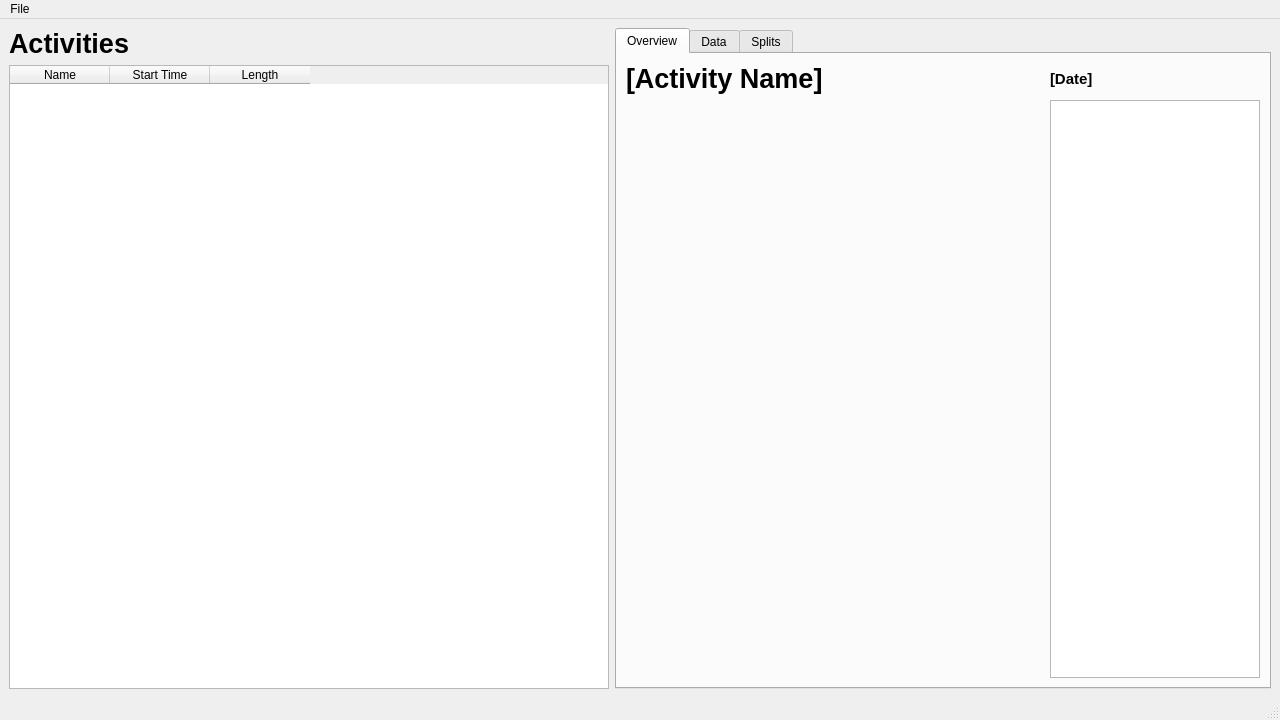
TomFryers/activate, file main.ui: the form before one commit.
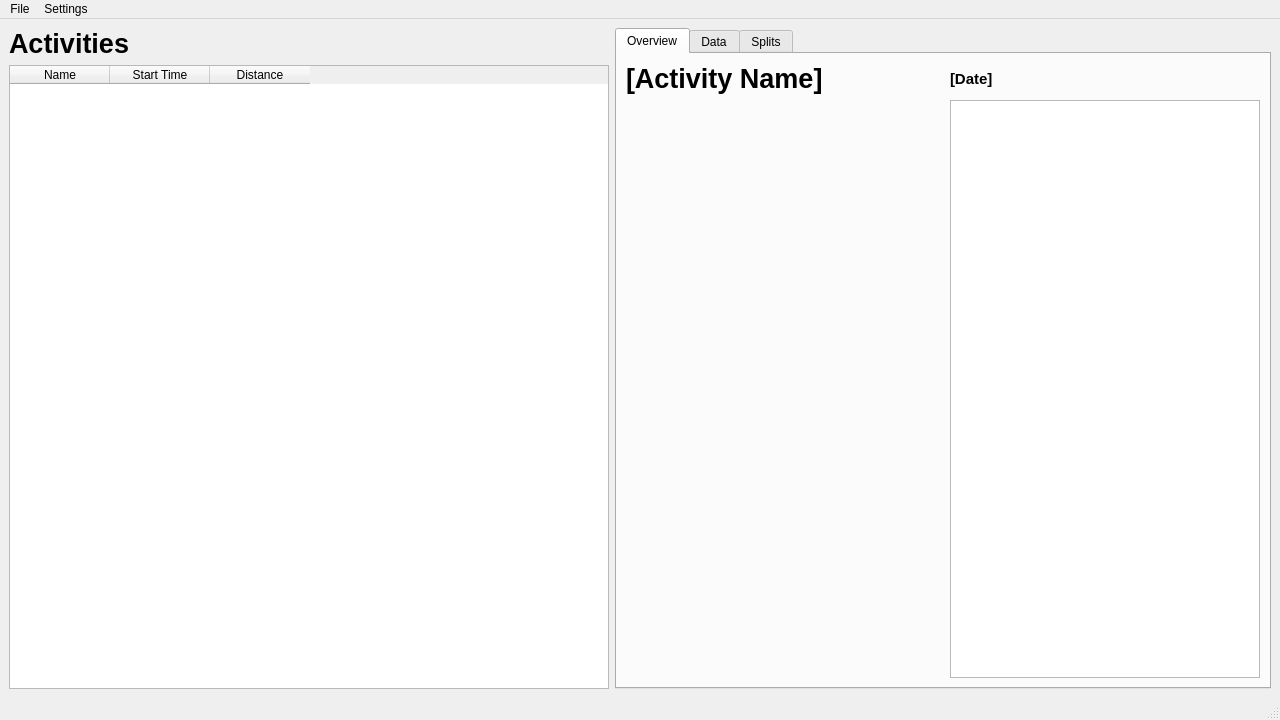
The form after the commit. Custom widgets are drawn as their Qt base class.

Diff of the .ui file:
```diff
--- a/main.ui
+++ b/main.ui
@@ -78,7 +78,7 @@
         </column>
         <column>
          <property name="text">
-          <string>Length</string>
+          <string>Distance</string>
          </property>
         </column>
        </widget>
@@ -104,13 +104,13 @@
            <widget class="QTableWidget" name="info_table">
             <property name="minimumSize">
              <size>
-              <width>210</width>
+              <width>310</width>
               <height>0</height>
              </size>
             </property>
             <property name="maximumSize">
              <size>
-              <width>210</width>
+              <width>310</width>
               <height>16777215</height>
              </size>
             </property>
@@ -127,7 +127,7 @@
              <bool>false</bool>
             </property>
             <property name="columnCount">
-             <number>2</number>
+             <number>3</number>
             </property>
             <attribute name="horizontalHeaderVisible">
              <bool>false</bool>
@@ -143,6 +143,7 @@
             </attribute>
             <column/>
             <column/>
+            <column/>
            </widget>
           </item>
           <item row="0" column="0">
@@ -284,7 +285,7 @@
      <height>30</height>
     </rect>
    </property>
-   <widget class="QMenu" name="menuFile">
+   <widget class="QMenu" name="file_menu">
     <property name="title">
      <string>File</string>
     </property>
@@ -292,7 +293,14 @@
     <addaction name="separator"/>
     <addaction name="action_quit"/>
    </widget>
-   <addaction name="menuFile"/>
+   <widget class="QMenu" name="settings_menu">
+    <property name="title">
+     <string>Settings</string>
+    </property>
+    <addaction name="action_units"/>
+   </widget>
+   <addaction name="file_menu"/>
+   <addaction name="settings_menu"/>
   </widget>
   <widget class="QStatusBar" name="statusbar"/>
   <action name="action_import">
```
Left out of the diff: 24 changed lines with no effect on the pictures.
